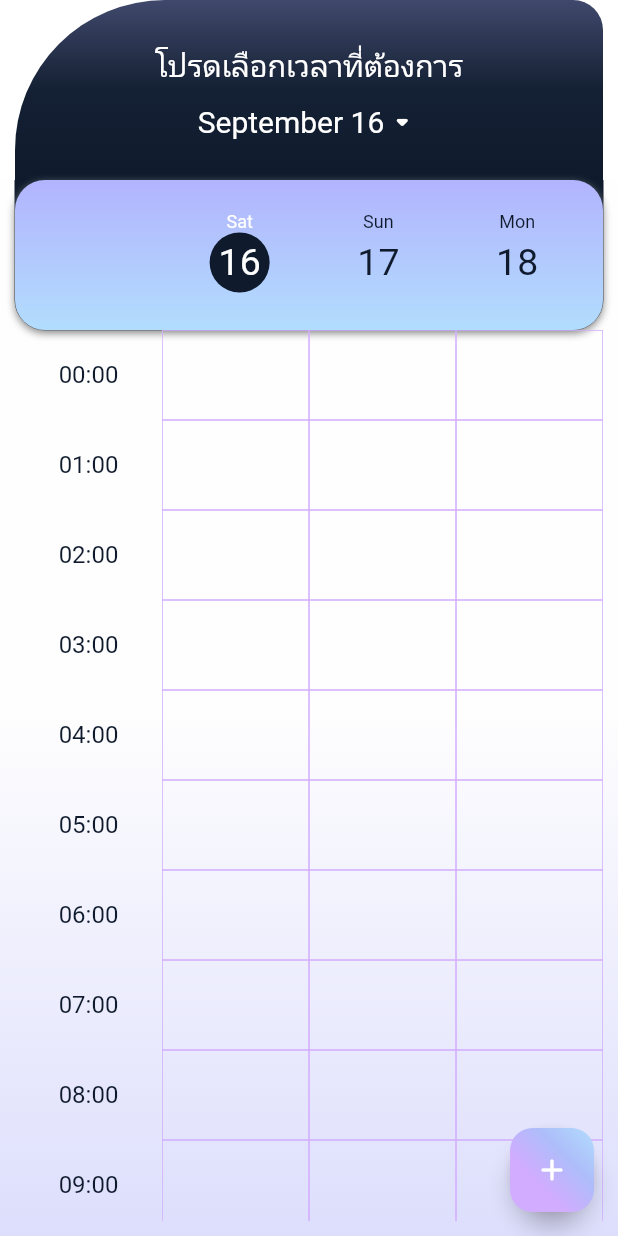
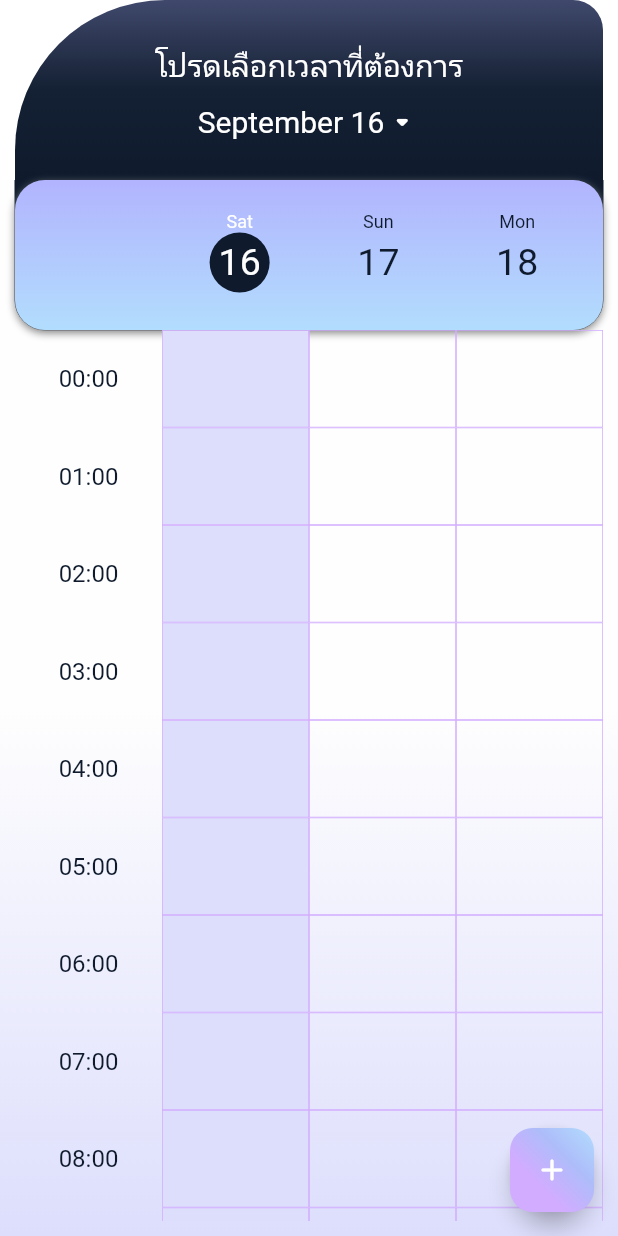
Before and after one commit to TelephyApp/Telephy_frontend, a Flutter app: the screen it shows after launch, on a phone screen of 412 x 824 dp. Run offline on Flutter 3.47's test engine with Material 2 defaults, Android fonts, the phone set to English and light mode, and no system bars; our stand-ins replace font_awesome_flutter, syncfusion_flutter_calendar, table_calendar.

Commit message:
Pastday can't click

```diff
--- a/lib/widgets/timeSlot.dart
+++ b/lib/widgets/timeSlot.dart
@@ -187,9 +187,49 @@ class _HourlySlotState extends State<HourlySlot> {
 
   @override
   Widget build(BuildContext context) {
-    final bool isPastDay = widget.day.isBefore(DateTime.now());
+    final DateTime currentTime = DateTime.now();
+    final DateTime currentDateTime = DateTime(
+      widget.day.year,
+      widget.day.month,
+      widget.day.day,
+      int.parse(widget.hour),
+    );
 
-    return GestureDetector(
+    final bool isPastDay = currentDateTime.isBefore(currentTime);
+
+    return isPastDay
+        ? Container(
+            // This container will be unclickable for past days
+            decoration: BoxDecoration(
+              color: Color(0xFFDDDEFC),
+              border: Border.all(
+                color: const Color(0xFFD2ACFF),
+                width: 0.5,
+              ),
+            ),
+            child: Column(
+              children: [
+                SizedBox(
+                  height: 25,
+                ),
+                Text(
+                  '',
+                  style: TextStyle(
+                    fontWeight: FontWeight.normal,
+                    fontSize: 12,
+                  ),
+                  textAlign: TextAlign.center,
+                  overflow: TextOverflow.ellipsis,
+                  maxLines: 1,
+                ),
+                SizedBox(
+                  height: 25,
+                ),
+              ],
+            ),
+          )
+        : GestureDetector(
+            // This GestureDetector is clickable for future days
             onTap: isBooking
                 ? () {
                     setState(() {
@@ -203,24 +243,32 @@ class _HourlySlotState extends State<HourlySlot> {
                     ? const Color.fromRGBO(178, 221, 253, 1)
                     : const Color.fromARGB(0, 209, 172, 255),
                 border: Border.all(
-            color: isTapped ? const Color(0xFFE4DAD1) : const Color(0xFFD2ACFF),
+                  color: isTapped
+                      ? const Color(0xFFE4DAD1)
+                      : const Color(0xFFD2ACFF),
                   width: 0.5,
                 ),
               ),
-        child: const Column(
+              child: Column(
                 children: [
                   SizedBox(
-              height: 20,
+                    height: 25,
                   ),
                   Text(
-              " ",
+                    isTapped
+                        ? '${DateFormat('EEEE').format(widget.day)} '
+                            '${widget.hour}:00'
+                        : " ",
                     style: TextStyle(
                       fontWeight: FontWeight.normal,
-                fontSize: 16,
+                      fontSize: 12,
                     ),
+                    textAlign: TextAlign.center,
+                    overflow: TextOverflow.ellipsis,
+                    maxLines: 1,
                   ),
                   SizedBox(
-              height: 20,
+                    height: 25,
                   ),
                 ],
               ),
```
Lines whose indentation alone changed are shown as unchanged.
